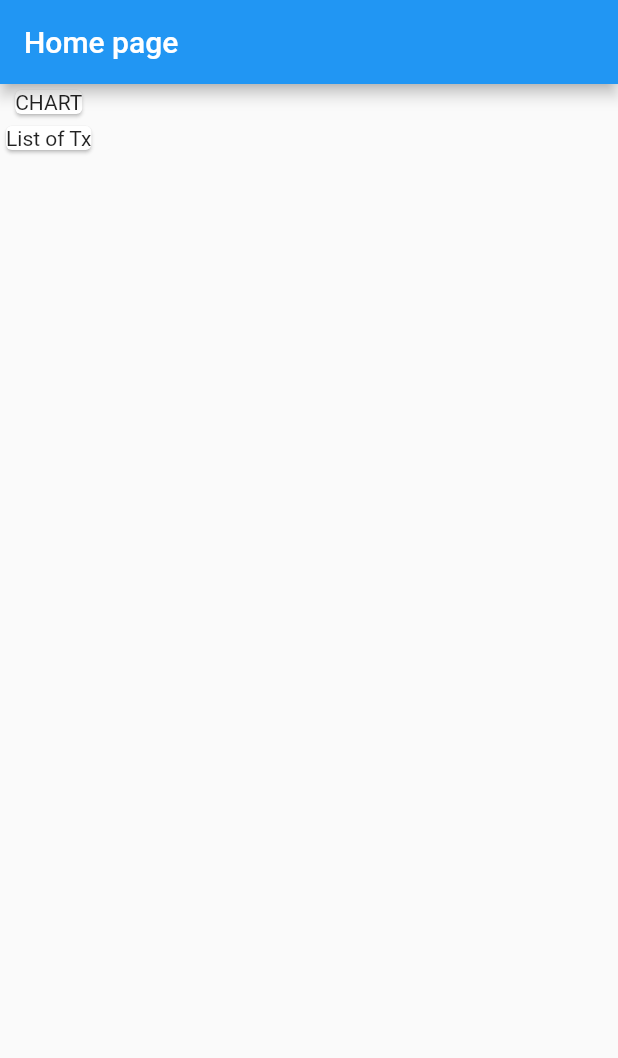
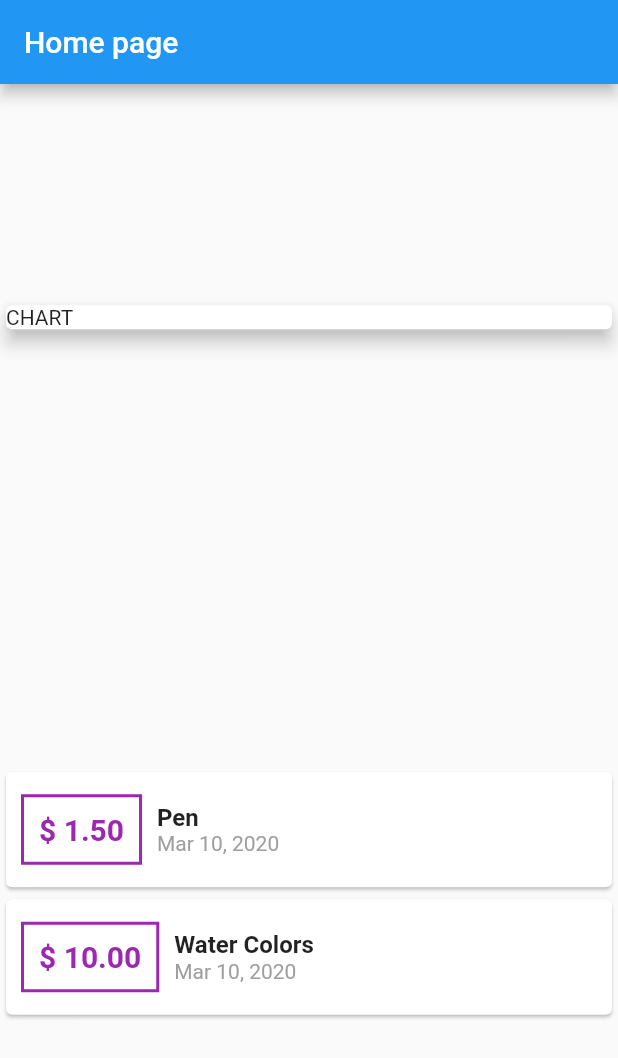
Before and after one commit to JayTailor45/expanse_tracker, a Flutter app: the screen it shows after launch, on a phone screen of 412 x 824 dp. Shown: the top 1058 px of the screen. Run offline on Flutter 3.47's test engine with Material 2 defaults, Android fonts, the phone set to English and light mode, and no system bars.

Commit message:
Create UI for transaction list item

```diff
--- a/lib/main.dart
+++ b/lib/main.dart
@@ -1,4 +1,7 @@
+import 'package:expansetracker/transaction.dart';
+import 'package:flutter/cupertino.dart';
 import 'package:flutter/material.dart';
+import 'package:intl/intl.dart';
 
 void main() => runApp(MyApp());
 
@@ -16,6 +19,21 @@ class MyApp extends StatelessWidget {
 }
 
 class MyHomePage extends StatelessWidget {
+  final List<Transaction> transactions = [
+    Transaction(
+      id: 't1',
+      title: 'Pen',
+      amount: 1.5,
+      date: DateTime.now(),
+    ),
+    Transaction(
+      id: 't2',
+      title: 'Water Colors',
+      amount: 10.0,
+      date: DateTime.now(),
+    ),
+  ];
+
   @override
   Widget build(BuildContext context) {
     return Scaffold(
@@ -23,9 +41,61 @@ class MyHomePage extends StatelessWidget {
         title: Text('Home page'),
       ),
       body: Column(
+        mainAxisAlignment: MainAxisAlignment.spaceAround,
+        crossAxisAlignment: CrossAxisAlignment.stretch,
         children: <Widget>[
-          Card(child: Text('CHART')),
-          Card(child: Text('List of Tx')),
+          Container(
+            width: double.infinity,
+            child: Card(
+              child: Text('CHART'),
+              elevation: 5,
+            ),
+          ),
+          Column(
+            children: transactions.map((obj) {
+              return Card(
+                child: Row(
+                  children: <Widget>[
+                    Container(
+                      margin: EdgeInsets.symmetric(
+                        horizontal: 10,
+                        vertical: 15,
+                      ),
+                      decoration: BoxDecoration(
+                        border: Border.all(color: Colors.purple, width: 2),
+                      ),
+                      padding: EdgeInsets.all(10),
+                      child: Text(
+                        '\$ ${obj.amount.toStringAsFixed(2)}',
+                        style: TextStyle(
+                            fontSize: 20,
+                            fontWeight: FontWeight.bold,
+                            color: Colors.purple),
+                      ),
+                    ),
+                    Column(
+                      crossAxisAlignment: CrossAxisAlignment.start,
+                      children: <Widget>[
+                        Text(
+                          obj.title,
+                          style: TextStyle(
+                            fontSize: 16,
+                            fontWeight: FontWeight.bold,
+                          ),
+                        ),
+                        Text(
+                          DateFormat.yMMMd().format(obj.date),
+                          style: TextStyle(
+                            color: Colors.grey,
+                          ),
+                        ),
+                      ],
+                    ),
+                  ],
+                ),
+              );
+            }).toList(),
+          ),
         ],
       ),
     );
--- /dev/null
+++ b/lib/transaction.dart
@@ -0,0 +1,15 @@
+import 'package:flutter/foundation.dart';
+
+class Transaction {
+  String id;
+  String title;
+  double amount;
+  DateTime date;
+
+  Transaction({
+    @required this.id,
+    @required this.title,
+    @required this.amount,
+    @required this.date
+  });
+}
--- a/pubspec.yaml
+++ b/pubspec.yaml
@@ -19,6 +19,7 @@ environment:
 dependencies:
   flutter:
     sdk: flutter
+  intl: ^0.16.1
 
   # The following adds the Cupertino Icons font to your application.
   # Use with the CupertinoIcons class for iOS style icons.
```
Also changed, not shown: pubspec.lock.
